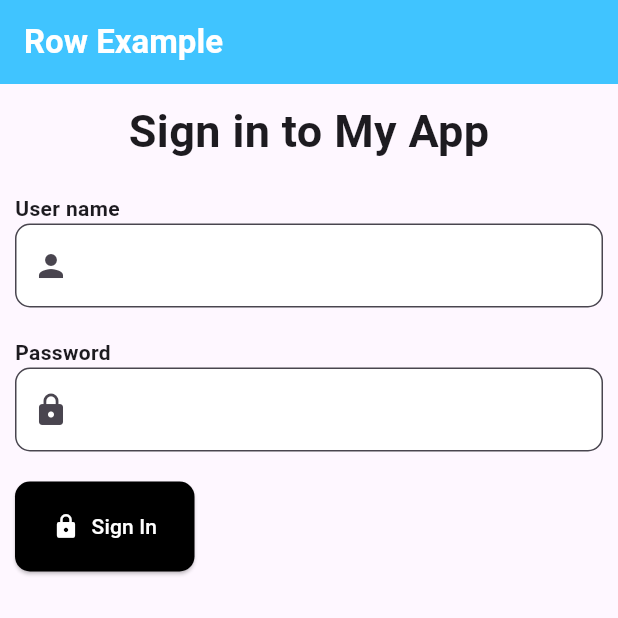
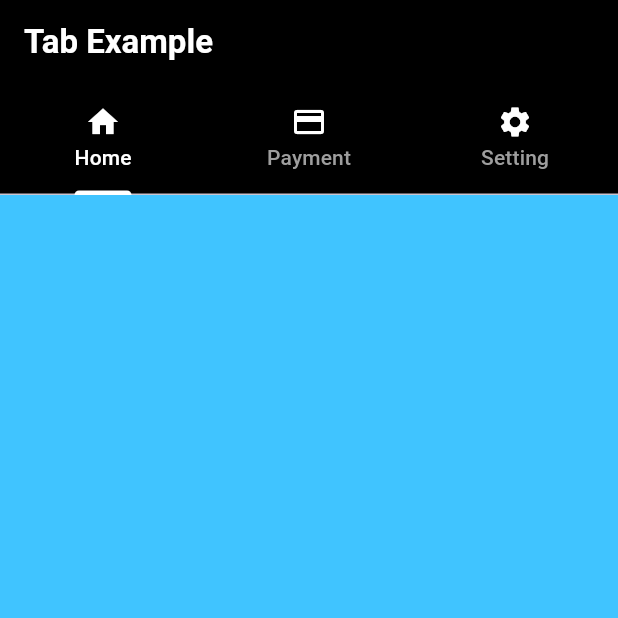
Before and after one commit to Phsithzz/PracticeFlutter, a Flutter app: the screen it shows after launch, on a phone screen of 412 x 824 dp, the top half of it. Run offline on Flutter 3.47's test engine with Material 3 defaults, Android fonts, the phone set to English and light mode, and no system bars.

```diff
--- a/lib/row_example.dart
+++ b/lib/row_example.dart
@@ -8,29 +8,22 @@ class RowExample extends StatelessWidget {
     return MaterialApp(
       debugShowCheckedModeBanner: false,
       home: Scaffold(
-
         appBar: AppBar(
-
           title: const Text(
-
             "Row Example",
             style: TextStyle(fontWeight: FontWeight.bold),
-
           ),
 
           backgroundColor: Colors.lightBlueAccent,
           foregroundColor: Colors.white,
-
         ),
         body: Container(
           // padding: EdgeInsets.fromLTRB(0, 10, 0, 10),
           margin: EdgeInsets.all(10),
           child: Column(
-
             crossAxisAlignment: CrossAxisAlignment.start,
 
             children: [
-
               const Center(
                 child: Text(
                   "Sign in to My App",
@@ -40,19 +33,17 @@ class RowExample extends StatelessWidget {
 
               const SizedBox(height: 20),
 
-              const Text(
-                "User name",
-                style: TextStyle(fontWeight: FontWeight.w600),
-              ),
-
               const TextField(
                 decoration: InputDecoration(
+                  labelText: "UserName",
+                  // labelStyle: const TextStyle(),
                   filled: true,
                   fillColor: Colors.white,
                   border: OutlineInputBorder(
                     borderRadius: BorderRadius.all(Radius.circular(10.0)),
                   ),
                   prefixIcon: Icon(Icons.person),
+                  suffixIcon: Icon(Icons.person),
                 ),
 
                 style: TextStyle(color: Colors.lightBlueAccent),
@@ -67,8 +58,11 @@ class RowExample extends StatelessWidget {
 
               const TextField(
                 obscureText: true,
+
                 decoration: InputDecoration(
+                  hintText: "Password",
                   filled: true,
+
                   fillColor: Colors.white,
                   border: OutlineInputBorder(
                     borderRadius: BorderRadius.all(Radius.circular(10.0)),
@@ -79,7 +73,8 @@ class RowExample extends StatelessWidget {
 
               const SizedBox(height: 20),
 
-              ElevatedButton.icon(
+              Center(
+                child: ElevatedButton.icon(
                   icon: const Icon(Icons.lock),
                   onPressed: () {},
                   style: ElevatedButton.styleFrom(
@@ -97,6 +92,7 @@ class RowExample extends StatelessWidget {
                   ),
                   label: const Text("Sign In"),
                 ),
+              ),
             ],
           ),
         ),
--- /dev/null
+++ b/lib/tab_example.dart
@@ -0,0 +1,86 @@
+import 'package:flutter/material.dart';
+
+class TabExample extends StatelessWidget {
+  const TabExample({super.key});
+
+  @override
+  Widget build(BuildContext context) {
+    return MaterialApp(debugShowCheckedModeBanner: false, home: TabPage());
+  }
+}
+
+class TabPage extends StatelessWidget {
+  const TabPage({super.key});
+
+  @override
+  Widget build(BuildContext context) {
+    return DefaultTabController(
+      length: 3,
+      child: Scaffold(
+        backgroundColor: Colors.lightBlueAccent,
+        appBar: AppBar(
+          title: const Text(
+            "Tab Example",
+            style: TextStyle(color: Colors.white, fontWeight: FontWeight.bold),
+          ),
+          backgroundColor: Colors.black,
+          bottom: const TabBar(
+            labelColor: Colors.white,
+            unselectedLabelColor: Colors.grey,
+            indicatorColor: Colors.white,
+            tabs: [
+              Tab(
+                icon: Icon(Icons.home, color: Colors.white),
+                text: "Home",
+              ),
+              Tab(
+                icon: Icon(Icons.payment, color: Colors.white),
+                text: "Payment",
+              ),
+              Tab(
+                icon: Icon(Icons.settings, color: Colors.white),
+                text: "Setting",
+              ),
+            ],
+          ),
+        ),
+
+        body: TabBarView(
+          children: const [
+            SizedBox(height: 20),
+            HomeTab(),
+            PaymentTab(),
+            SettingTab(),
+          ],
+        ),
+      ),
+    );
+  }
+}
+
+class HomeTab extends StatelessWidget {
+  const HomeTab({super.key});
+
+  @override
+  Widget build(BuildContext context) {
+    return const Text("Home");
+  }
+}
+
+class PaymentTab extends StatelessWidget {
+  const PaymentTab({super.key});
+
+  @override
+  Widget build(BuildContext context) {
+    return const Text("Payment");
+  }
+}
+
+class SettingTab extends StatelessWidget {
+  const SettingTab({super.key});
+
+  @override
+  Widget build(BuildContext context) {
+    return const Text("Setting");
+  }
+}
```
Also changed, not shown: lib/drawwer_example.dart (added, +77 -0 lines), lib/main.dart (+5 -3 lines). Lines whose indentation alone changed are shown as unchanged.
